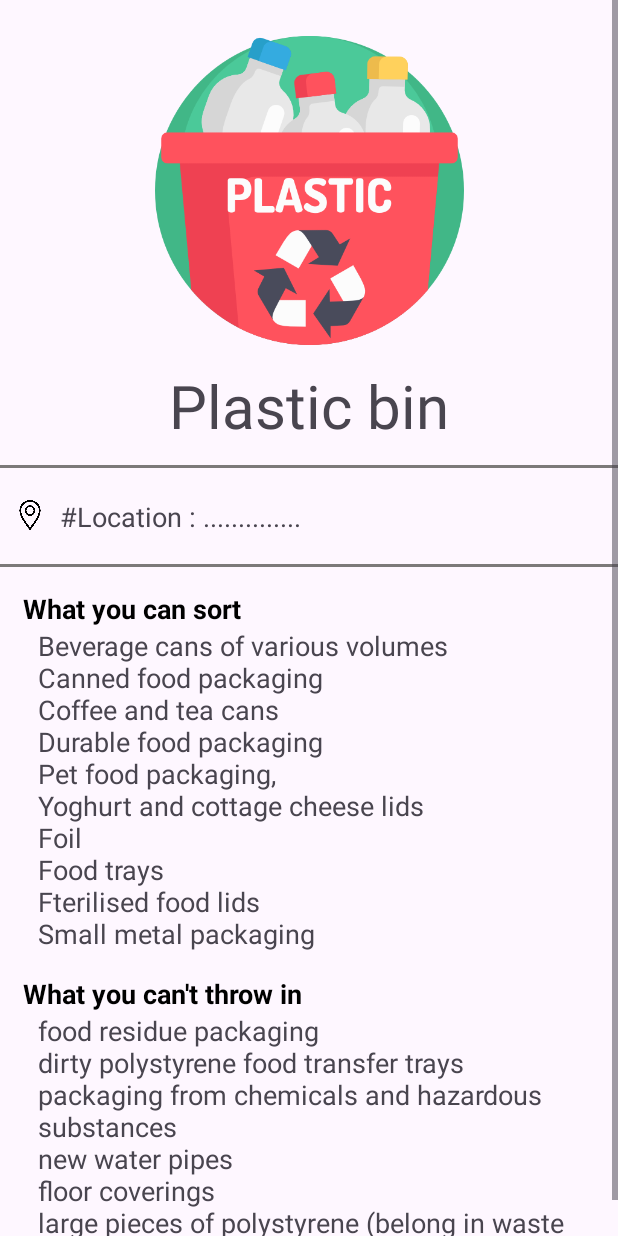
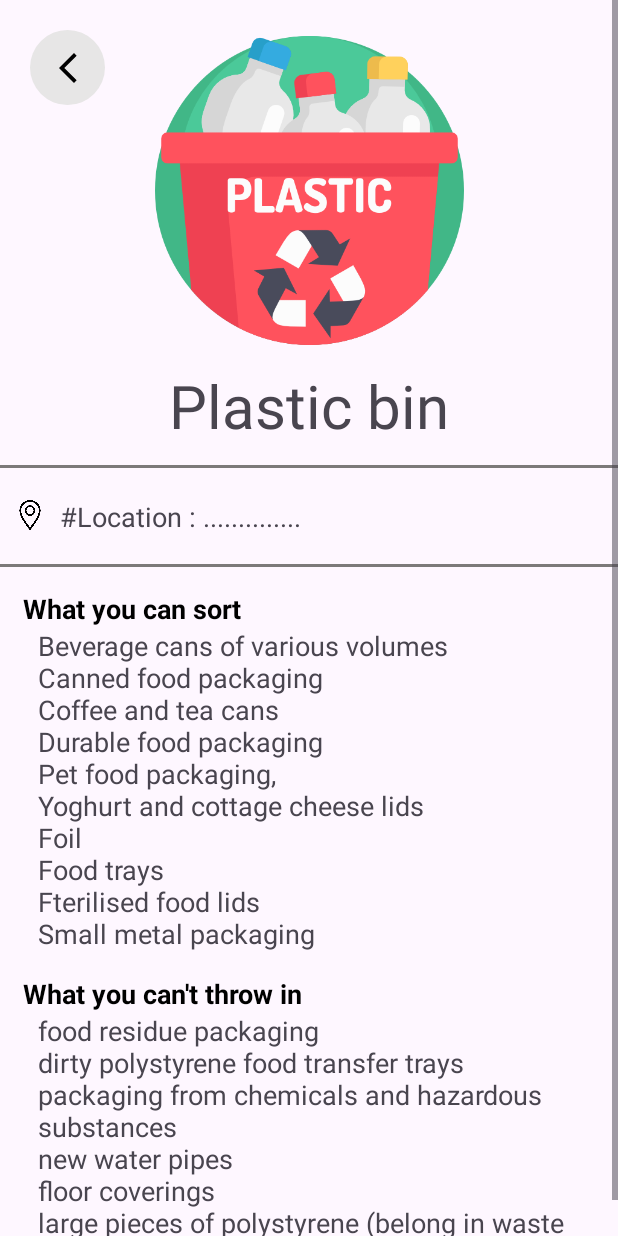
Before and after one commit to hugo-k/MobileApp, an Android app: the Data_display screen opened directly, with no data from a screen before it, on a phone screen of 412 x 824 dp. Run offline under Robolectric (Android 15) with nearby library versions, the phone set to English and light mode, and no system bars.

Commit message:
Done : Go back button on Data_display activity is working and changing theme disabled

```diff
--- a/app/src/main/java/com/example/mobileapp/Data_display.java
+++ b/app/src/main/java/com/example/mobileapp/Data_display.java
@@ -5,6 +5,9 @@ import androidx.appcompat.app.AppCompatActivity;
 import android.os.Bundle;
 import android.content.Context;
 import android.content.res.Resources;
+import android.view.View;
+import android.widget.ImageButton;
+
 import java.io.InputStream;
 
 public class Data_display extends AppCompatActivity {
@@ -13,6 +16,16 @@ public class Data_display extends AppCompatActivity {
     protected void onCreate(Bundle savedInstanceState) {
         super.onCreate(savedInstanceState);
         setContentView(R.layout.activity_data_display);
+
+        ImageButton goToMapsActivity = (ImageButton)findViewById(R.id.goToMapsActivity);
+        goToMapsActivity.setOnClickListener(new View.OnClickListener() {
+            @Override
+            public void onClick(View view) {
+                //TODO: See if it's better to use stack or finish activity
+                finish();
+            }
+        });
+
     }
 
 
--- /dev/null
+++ b/app/src/main/res/drawable/baseline_arrow_back_ios_new_24.xml
@@ -0,0 +1,5 @@
+<vector android:height="24dp" android:tint="#000000"
+    android:viewportHeight="24" android:viewportWidth="24"
+    android:width="24dp" xmlns:android="http://schemas.android.com/apk/res/android">
+    <path android:fillColor="@android:color/white" android:pathData="M17.77,3.77l-1.77,-1.77l-10,10l10,10l1.77,-1.77l-8.23,-8.23z"/>
+</vector>
--- a/app/src/main/res/drawable/roundedbutton.xml
+++ b/app/src/main/res/drawable/roundedbutton.xml
@@ -1,5 +1,5 @@
 <?xml version="1.0" encoding="utf-8"?>
-<shape xmlns:android="http://schemas.android.com/apk/res/android">
-    <corners  android:radius="500dp"/>
-    <solid android:color="@color/white"></solid>
+<shape xmlns:android="http://schemas.android.com/apk/res/android" >
+    <corners  android:radius="600dp"/>
+    <solid android:color="#E7E6E6"></solid>
 </shape>
--- a/app/src/main/res/layout/activity_data_display.xml
+++ b/app/src/main/res/layout/activity_data_display.xml
@@ -126,7 +126,19 @@
             app:layout_constraintStart_toStartOf="parent"
             app:layout_constraintTop_toBottomOf="@+id/textView05" />
 
-        </androidx.constraintlayout.widget.ConstraintLayout>
+        <ImageButton
+            android:id="@+id/goToMapsActivity"
+            android:layout_width="50dp"
+            android:layout_height="50dp"
+            android:layout_marginStart="20dp"
+            android:layout_marginTop="20dp"
+            android:background="@drawable/roundedbutton"
+            android:foreground="?actionBarItemBackground"
+            app:layout_constraintStart_toStartOf="parent"
+            app:layout_constraintTop_toTopOf="parent"
+            app:srcCompat="@drawable/baseline_arrow_back_ios_new_24" />
+
+    </androidx.constraintlayout.widget.ConstraintLayout>
     </ScrollView>
 
 </RelativeLayout>
--- a/app/src/main/res/values-night/themes.xml
+++ b/app/src/main/res/values-night/themes.xml
@@ -1,6 +1,6 @@
 <resources xmlns:tools="http://schemas.android.com/tools">
     <!-- Base application theme. -->
-    <style name="Base.Theme.MobileApp" parent="Theme.Material3.DayNight.NoActionBar">
+    <style name="Base.Theme.MobileApp" parent="Theme.Material3.Light.NoActionBar">
         <!-- Customize your dark theme here. -->
         <!-- <item name="colorPrimary">@color/my_dark_primary</item> -->
     </style>
```
